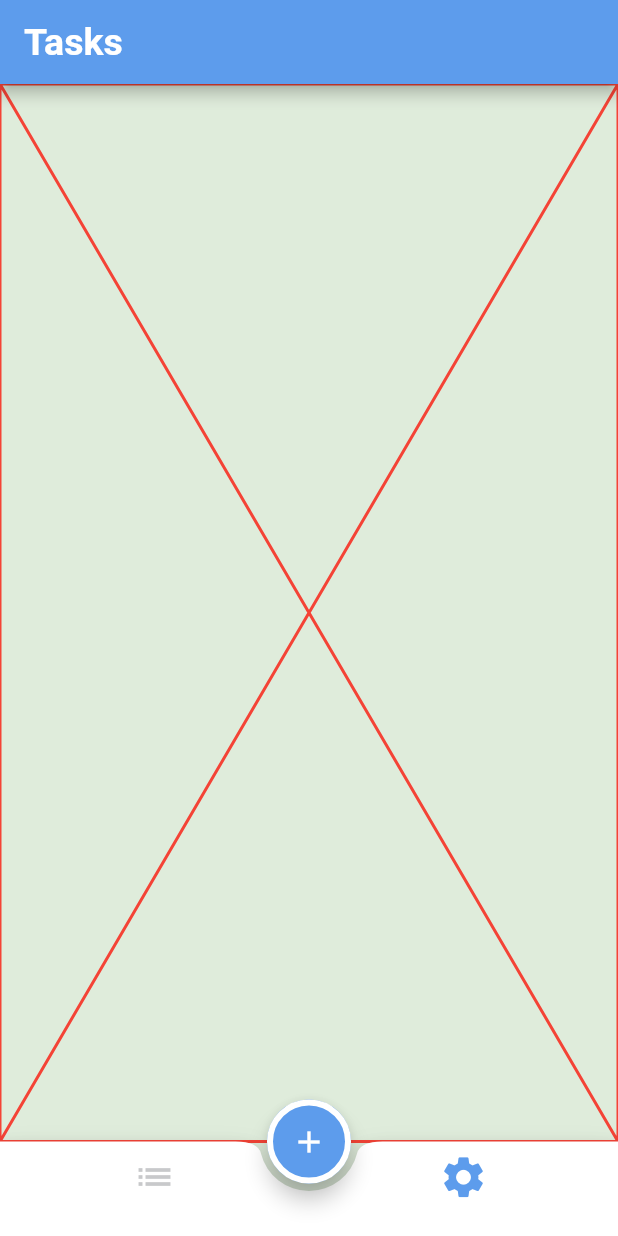
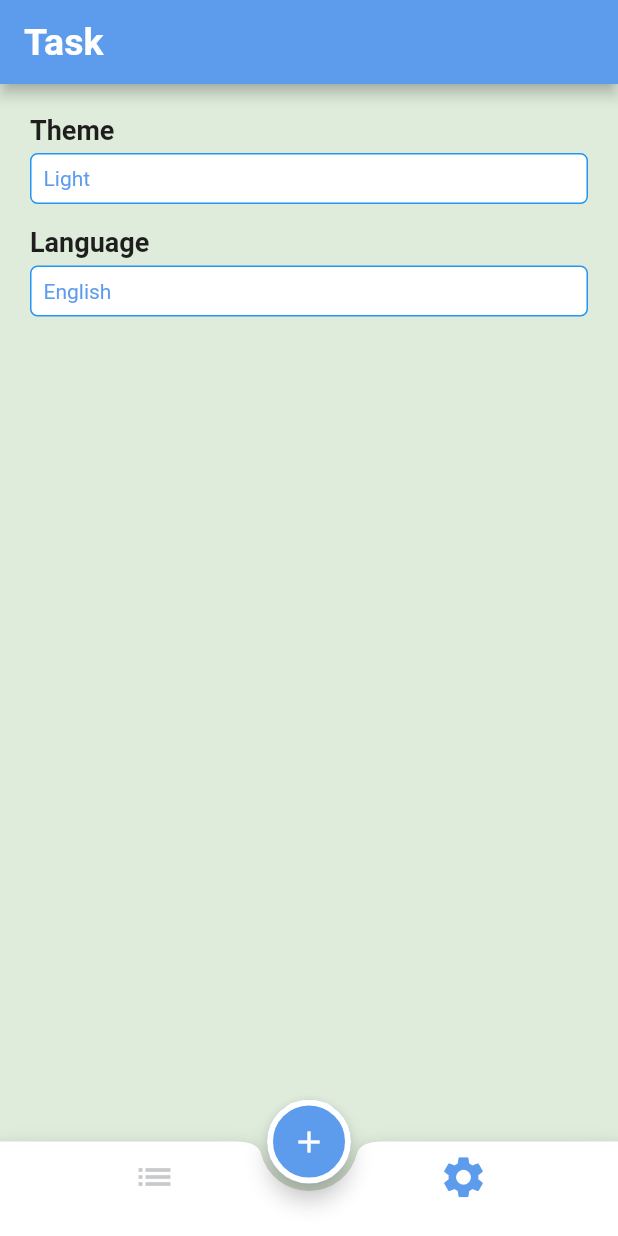
Before and after one commit to YounanGamal/task-management-app, a Flutter app: the screen it shows after launch, item 2 of the bottom bar chosen, on a phone screen of 412 x 824 dp. Run offline on Flutter 3.47's test engine with Material 3 defaults, Android fonts, the phone set to English and light mode, and no system bars; our stand-ins replace firebase_core; accounts and stored records are empty.

Commit message:
+ theme + language

```diff
--- a/lib/UI/Home/home_screen.dart
+++ b/lib/UI/Home/home_screen.dart
@@ -26,7 +26,7 @@ class _HomeScreenState extends State<HomeScreen> {
       appBar: AppBar(
         backgroundColor: const Color(0xff5D9CEC),
         title: const Text(
-          'Tasks',
+          'Task',
           style: TextStyle(
             fontSize: 25,
             fontWeight: FontWeight.bold,
--- a/lib/UI/Home/settings/settings_tab_widget.dart
+++ b/lib/UI/Home/settings/settings_tab_widget.dart
@@ -1,12 +1,119 @@
+import 'package:flutter/cupertino.dart';
 import 'package:flutter/material.dart';
+import 'package:task_management_app/UI/Home/settings/Theme/theme_bottom_sheet.dart';
+import 'package:task_management_app/UI/Home/settings/local/language_bottom_sheet.dart';
 
-class SettingsTabWidget extends StatelessWidget {
+class SettingsTabWidget extends StatefulWidget {
   const SettingsTabWidget({super.key});
 
   @override
+  State<SettingsTabWidget> createState() => _SettingsTabWidgetState();
+}
+
+class _SettingsTabWidgetState extends State<SettingsTabWidget> {
+  @override
   Widget build(BuildContext context) {
-    return const Placeholder(
-      color: Colors.red,
+    return Padding(
+      padding: const EdgeInsets.all(20),
+      child: Column(
+        crossAxisAlignment: CrossAxisAlignment.start,
+        children: [
+          Text(
+            'Theme',
+            style: TextStyle(
+              fontSize: 18,
+              fontWeight: FontWeight.bold,
+            ),
+          ),
+          const SizedBox(
+            height: 5,
+          ),
+          InkWell(
+            onTap: () {
+              showThemeBottomSheet();
+            },
+            child: Container(
+              width: double.infinity,
+              padding: EdgeInsets.all(8),
+              decoration: BoxDecoration(
+                borderRadius: BorderRadius.circular(5),
+                color: Colors.white,
+                border:
+                    Border.all(color: Theme.of(context).primaryColor, width: 1),
+              ),
+              child: Text(
+                'Light',
+                style: TextStyle(
+                  fontSize: 14,
+                  color: Color(0xff5D9CEC),
+                ),
+              ),
+            ),
+          ),
+          const SizedBox(
+            height: 15,
+          ),
+          Text(
+            'Language',
+            style: TextStyle(
+              fontSize: 18,
+              fontWeight: FontWeight.bold,
+            ),
+          ),
+          const SizedBox(
+            height: 5,
+          ),
+          InkWell(
+            onTap: () {
+              showLanguageBottomSheet();
+            },
+            child: Container(
+              width: double.infinity,
+              padding: const EdgeInsets.all(8),
+              decoration: BoxDecoration(
+                borderRadius: BorderRadius.circular(5),
+                color: Colors.white,
+                border:
+                    Border.all(color: Theme.of(context).primaryColor, width: 1),
+              ),
+              child: Text(
+                'English',
+                style: TextStyle(
+                  fontSize: 14,
+                  color: Color(0xff5D9CEC),
+                ),
+              ),
+            ),
+          )
+        ],
+      ),
+    );
+  }
+
+  void showThemeBottomSheet() {
+    showModalBottomSheet(
+        context: context,
+        backgroundColor: Colors.white,
+        shape: const RoundedRectangleBorder(
+          borderRadius: BorderRadius.only(
+            topLeft: Radius.circular(30),
+            topRight: Radius.circular(30),
+          ),
+        ),
+        builder: (context) => ThemeBottomSheet());
+  }
+
+  void showLanguageBottomSheet() {
+    showModalBottomSheet(
+      context: context,
+      backgroundColor: Colors.white,
+      shape: const RoundedRectangleBorder(
+        borderRadius: BorderRadius.only(
+          topLeft: Radius.circular(30),
+          topRight: Radius.circular(30),
+        ),
+      ),
+      builder: (context) => LanguageBottomSheet(),
     );
   }
 }
--- a/pubspec.yaml
+++ b/pubspec.yaml
@@ -35,6 +35,9 @@ dependencies:
   # The following adds the Cupertino Icons font to your application.
   # Use with the CupertinoIcons class for iOS style icons.
   cupertino_icons: ^1.0.6
+  provider: ^6.1.2
+  firebase_core: ^3.1.1
+  firebase_auth: ^5.1.1
 
 dev_dependencies:
   flutter_test:
```
Also changed, not shown: lib/Providers/settings_provider.dart (added, +11 -0 lines), lib/UI/Home/settings/Theme/theme_bottom_sheet.dart (added, +75 -0 lines), lib/UI/Home/settings/local/language_bottom_sheet.dart (added, +75 -0 lines), lib/UI/auth/Login Screeen/register/sing_up_screen_widget.dart (+16 -6 lines), lib/main.dart (+15 -2 lines), lib/UI/Splash/splash_screen.dart (added), lib/firebase_options.dart (added), pubspec.lock, 5 other files.
